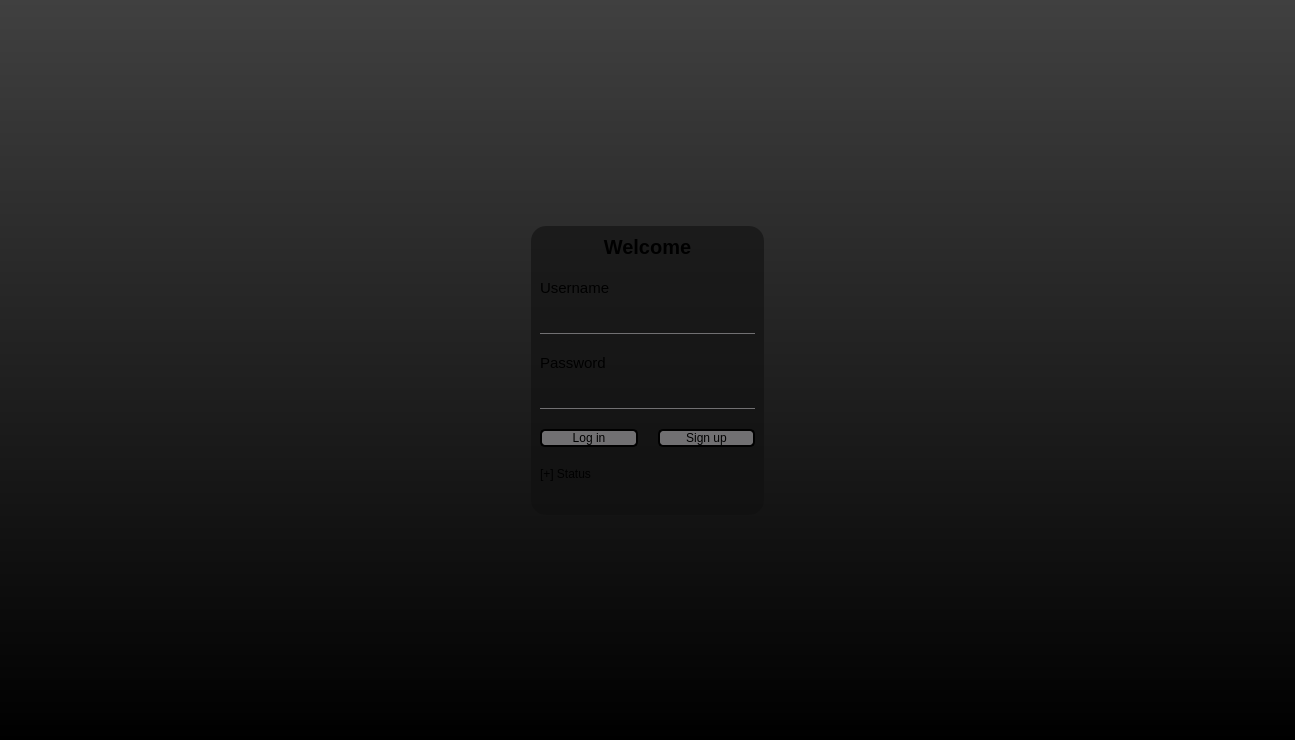
Texvss/Spotify_project, file login.ui: the form before one commit.
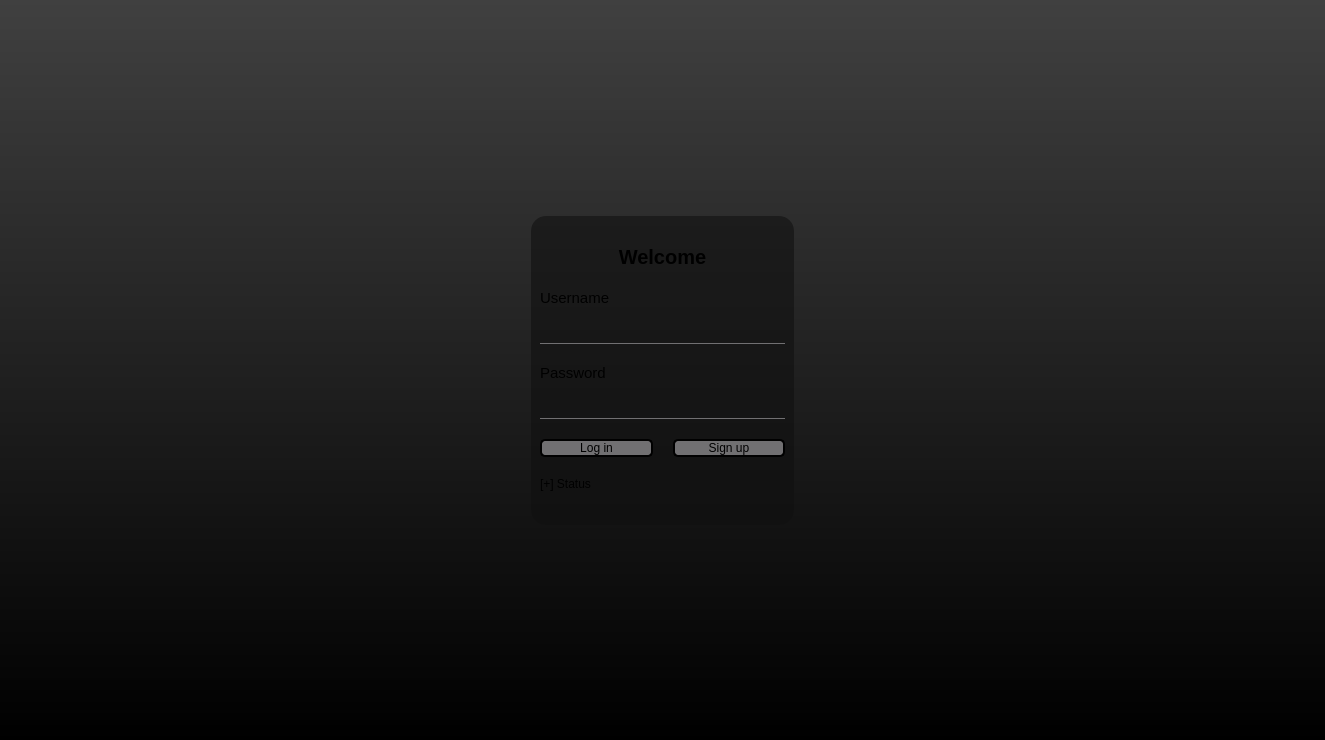
The form after the commit.

Patch:
```diff
--- a/login.ui
+++ b/login.ui
@@ -6,7 +6,7 @@
    <rect>
     <x>0</x>
     <y>0</y>
-    <width>1295</width>
+    <width>1325</width>
     <height>740</height>
    </rect>
   </property>
@@ -88,7 +88,7 @@
             <property name="sizeHint" stdset="0">
              <size>
               <width>20</width>
-              <height>0</height>
+              <height>20</height>
              </size>
             </property>
            </spacer>
@@ -339,6 +339,9 @@
      <property name="orientation">
       <enum>Qt::Orientation::Vertical</enum>
      </property>
+     <property name="sizeType">
+      <enum>QSizePolicy::Policy::Expanding</enum>
+     </property>
      <property name="sizeHint" stdset="0">
       <size>
        <width>20</width>
```
